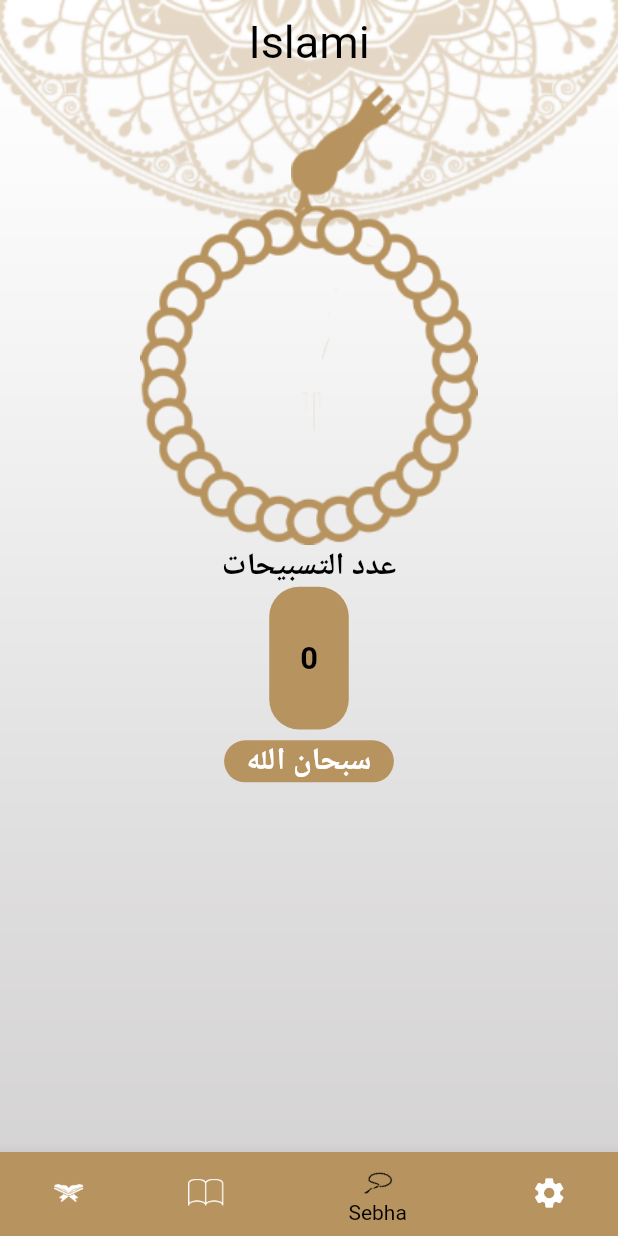
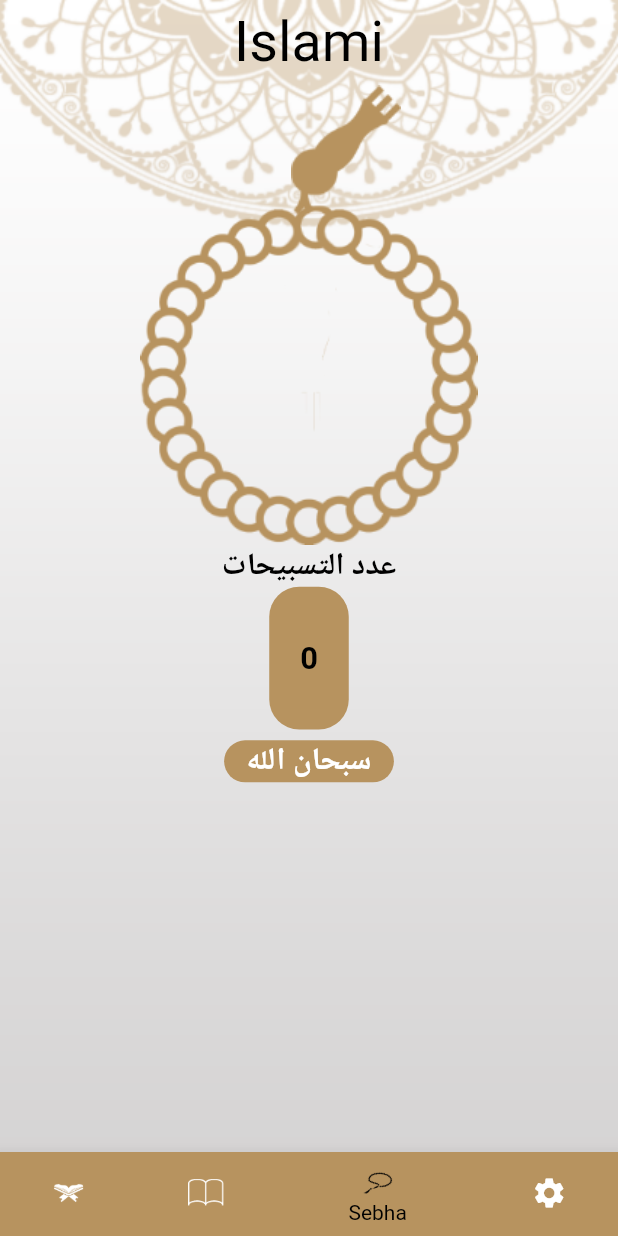
Before and after one commit to AdelTarekSherif/Islamic-App, a Flutter app: the screen it shows after launch, item 3 of the bottom bar chosen, on a phone screen of 412 x 824 dp. Run offline on Flutter 3.47's test engine with Material 2 defaults, Android fonts, the phone set to English and light mode, and no system bars; generated files the repository leaves out were written again.

Commit message:
Edit in UI

```diff
--- a/lib/home/HomeScreen.dart
+++ b/lib/home/HomeScreen.dart
@@ -15,6 +15,7 @@ class HomeScreen extends StatefulWidget {
   State<HomeScreen> createState() => _HomeScreenState();
 }
 var appBar;
+var bottomNavigationBar;
 class _HomeScreenState extends State<HomeScreen> {
   int currentPage = 0;
   @override
@@ -25,21 +26,9 @@ class _HomeScreenState extends State<HomeScreen> {
             style:TextStyle( color: provider.themeMode == ThemeMode.light
                 ? Colors.black
                 : Colors.white,
-              fontSize: 30,))
+              fontSize: MediaQuery.of(context).size.width*0.09,))
     );
-    return Stack(
-      children: [
-        Image.asset(
-          provider.themeMode == ThemeMode.light
-              ? 'assets/images/main_background.png'
-              : 'assets/images/dark_bg.png',
-          fit: BoxFit.fill,
-          width: double.infinity,
-        ),
-        Scaffold(
-          backgroundColor: Colors.transparent,
-          appBar: appBar,
-          bottomNavigationBar: BottomNavigationBar(
+    bottomNavigationBar= BottomNavigationBar(
       currentIndex: currentPage,
       onTap: (index) {
         currentPage = index;
@@ -74,7 +63,20 @@ class _HomeScreenState extends State<HomeScreen> {
       ],
       selectedItemColor: provider.themeMode == ThemeMode.light ? Colors.black
           :Colors.yellow,
+    );
+    return Stack(
+      children: [
+        Image.asset(
+          provider.themeMode == ThemeMode.light
+              ? 'assets/images/main_background.png'
+              : 'assets/images/dark_bg.png',
+          fit: BoxFit.fill,
+          width: double.infinity,
         ),
+        Scaffold(
+          backgroundColor: Colors.transparent,
+          appBar: appBar,
+          bottomNavigationBar: bottomNavigationBar,
           body: Container(
             child: views[currentPage],
           ),
--- a/lib/home/tasbeh/TasbehTab.dart
+++ b/lib/home/tasbeh/TasbehTab.dart
@@ -72,7 +72,7 @@ class _Seb7aState extends State<Seb7a> {
           SingleChildScrollView(
             child: Container(
               height: (MediaQuery.of(context).size.height- appBar.preferredSize.height
-                  -MediaQuery.of(context).padding.top)*.4,
+                  -MediaQuery.of(context).padding.top-kBottomNavigationBarHeight)*.4,
               child: Column(
                 children: [
                   Container(
--- a/pubspec.yaml
+++ b/pubspec.yaml
@@ -31,7 +31,6 @@ dependencies:
   flutter:
     sdk: flutter
 
-  shared_preferences: ^0.5.12+4
 
   flutter_localizations: # Add this line
     sdk: flutter
```
Also changed, not shown: pubspec.lock. Lines whose indentation alone changed are shown as unchanged.
